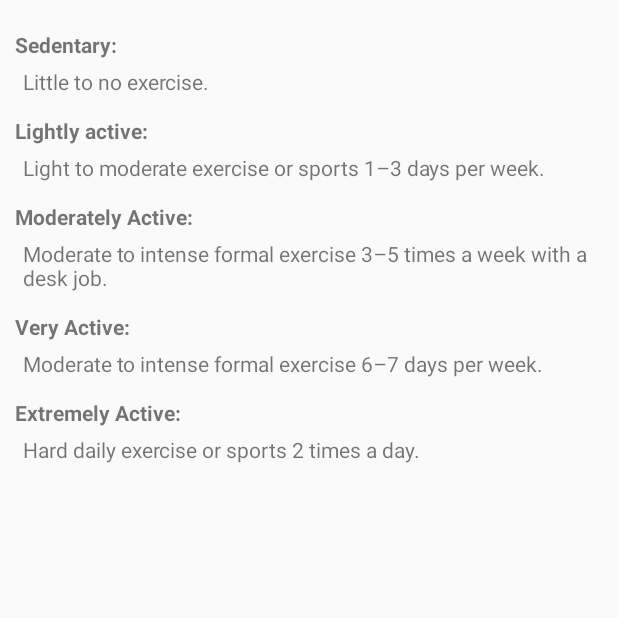
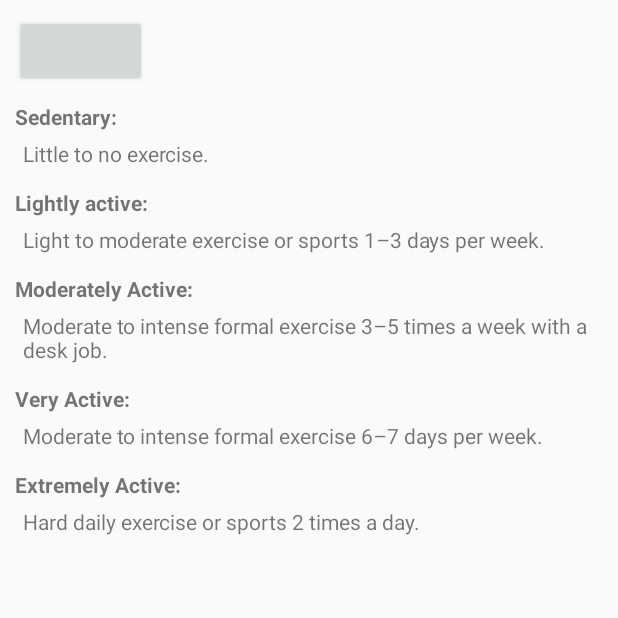
Before and after one commit to theodorethayib/NutriPocket, an Android app: the activityLevelDescriptionsActivity screen opened directly, with no data from a screen before it, on a phone screen of 412 x 824 dp, the top half of it. Run offline under Robolectric (Android 15) with nearby library versions, the phone set to English and light mode, and no system bars.

Commit message:
Blank Create Profile/Main Activity

```diff
--- a/app/src/main/java/com/example/theo1/nutripocket/activityLevelDescriptionsActivity.java
+++ b/app/src/main/java/com/example/theo1/nutripocket/activityLevelDescriptionsActivity.java
@@ -1,14 +1,29 @@
 package com.example.theo1.nutripocket;
 
+import android.content.Intent;
 import android.support.v7.app.AppCompatActivity;
 import android.os.Bundle;
+import android.view.View;
+import android.widget.Button;
 
 public class activityLevelDescriptionsActivity extends AppCompatActivity {
+
+    Button returnButton;
 
     @Override
     protected void onCreate(Bundle savedInstanceState) {
         super.onCreate(savedInstanceState);
         setContentView(R.layout.activity_level_descriptions);
         getSupportActionBar().hide();
+
+        returnButton = (Button) findViewById(R.id.returnButton);
+
+        returnButton.setOnClickListener(new View.OnClickListener() {
+            public void onClick(View v) {
+                Intent intent = new Intent(activityLevelDescriptionsActivity.this, CreateProfile2Activity.class);
+                startActivity(intent);
+
+            }
+        });
     }
 }
--- a/app/src/main/res/layout/activity_level_descriptions.xml
+++ b/app/src/main/res/layout/activity_level_descriptions.xml
@@ -7,6 +7,17 @@
     tools:context="com.example.theo1.nutripocket.activityLevelDescriptionsActivity"
     android:orientation="vertical"
     android:layout_margin="10dp">
+
+
+
+
+
+    <Button
+        android:id="@+id/returnButton"
+        android:layout_width="wrap_content"
+        android:layout_height="wrap_content"
+        android:layout_alignParentRight="true" />
+
 
     <TextView
         android:layout_width="wrap_content"
```
